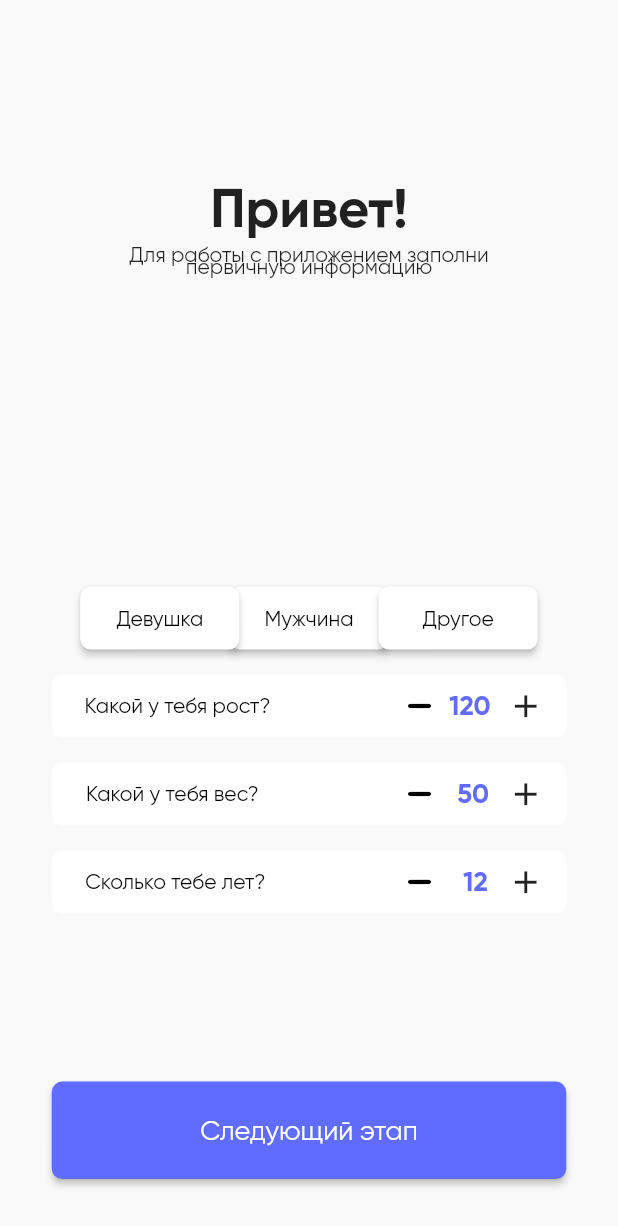
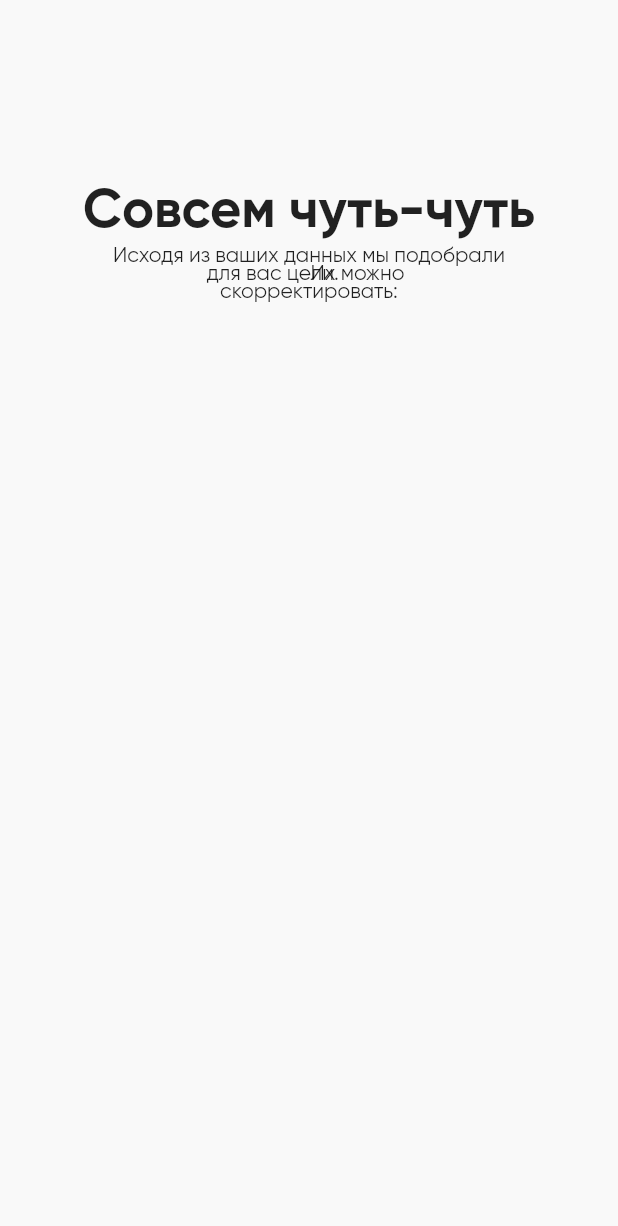
Before and after one commit to kkkivannn/pedometer, a Flutter app: the screen it shows after launch, after a tap on "Следующий этап", on a phone screen of 412 x 824 dp. Shown: the top 1226 px of the screen. Run offline on Flutter 3.47's test engine with Material 2 defaults, Android fonts, the light colour scheme and no system bars; our stand-ins replace scroll_snap_list; missing offline and left inert: splash_screen_view.

Commit message:
Added SecondPage

```diff
--- a/lib/Buttons.dart
+++ b/lib/firstPage/Buttons.dart
@@ -1,6 +1,7 @@
 // ignore_for_file: file_names, use_key_in_widget_constructors, prefer_const_constructors, deprecated_member_use, unrelated_type_equality_checks
 import 'package:flutter/material.dart';
-import 'package:pedometer/colors.dart';
+import 'package:pedometer/firstPage/colors.dart';
+import 'package:pedometer/scondPage/SecondPage.dart';
 
 enum Gender { woman, man, other }
 
@@ -22,6 +23,7 @@ class _ButtonsState extends State<Buttons> {
                 height: 42,
                 minWidth: 106,
                 child: RaisedButton(
+                  elevation: 0.0,
                   shape: RoundedRectangleBorder(
                       borderRadius: BorderRadius.circular(7)),
                   onPressed: () {
@@ -45,6 +47,7 @@ class _ButtonsState extends State<Buttons> {
                 height: 42,
                 minWidth: 106,
                 child: RaisedButton(
+                  elevation: 0.0,
                   shape: RoundedRectangleBorder(
                       borderRadius: BorderRadius.circular(7)),
                   onPressed: () {
@@ -68,6 +71,7 @@ class _ButtonsState extends State<Buttons> {
                 height: 42,
                 minWidth: 106,
                 child: RaisedButton(
+                  elevation: 0.0,
                   shape: RoundedRectangleBorder(
                       borderRadius: BorderRadius.circular(7)),
                   onPressed: () {
@@ -91,9 +95,13 @@ class _ButtonsState extends State<Buttons> {
               height: 65,
               minWidth: 343,
               child: RaisedButton(
+                elevation: 0.0,
                 shape: RoundedRectangleBorder(
                     borderRadius: BorderRadius.circular(7)),
-                onPressed: () {},
+                onPressed: () {
+                  Navigator.push(context,
+                      MaterialPageRoute(builder: (context) => SecondPage()));
+                },
                 child: Text(
                   "Следующий этап",
                   style: TextStyle(
--- a/lib/HelloScreen.dart
+++ b/lib/firstPage/HelloScreen.dart
@@ -1,8 +1,8 @@
 // ignore_for_file: file_names, prefer_const_literals_to_create_immutables, avoid_unnecessary_containers, prefer_const_constructors, deprecated_member_use
 
 import 'package:flutter/material.dart';
-import 'package:pedometer/Buttons.dart';
-import 'package:pedometer/Parameters.dart';
+import 'package:pedometer/firstPage/Buttons.dart';
+import 'package:pedometer/firstPage/Parameters.dart';
 
 class HelloScreen extends StatefulWidget {
   @override
@@ -10,10 +10,6 @@ class HelloScreen extends StatefulWidget {
 }
 
 class _HelloScreenState extends State<HelloScreen> {
-  void changeColor() {
-    setState(() {});
-  }
-
   @override
   Widget build(BuildContext context) {
     return Scaffold(
@@ -31,7 +27,7 @@ class _HelloScreenState extends State<HelloScreen> {
             ),
           ),
           Container(
-            alignment: Alignment(0, -0.58),
+            alignment: Alignment(0, -0.57),
             child: Text(
               "первичную информацию",
               style: TextStyle(
--- a/lib/Parameters.dart
+++ b/lib/firstPage/Parameters.dart
@@ -2,7 +2,7 @@
 
 import 'package:flutter/material.dart';
 import 'package:flutter/rendering.dart';
-import 'package:pedometer/colors.dart';
+import 'package:pedometer/firstPage/colors.dart';
 import 'package:scroll_snap_list/scroll_snap_list.dart';
 
 class param extends StatefulWidget {
--- a/lib/main.dart
+++ b/lib/main.dart
@@ -2,7 +2,7 @@
 
 import 'package:flutter/material.dart';
 import 'package:splash_screen_view/SplashScreenView.dart';
-import 'HelloScreen.dart';
+import 'firstPage/HelloScreen.dart';
 
 void main() {
   runApp(MyApp());
--- /dev/null
+++ b/lib/scondPage/SecondPage.dart
@@ -0,0 +1,72 @@
+//Navigator.push(context, MaterialPageRoute(builder: (context) => SecondScreen()));
+// ignore_for_file: use_key_in_widget_constructors, file_names, prefer_const_constructors
+
+import 'package:flutter/material.dart';
+
+class SecondPage extends StatefulWidget {
+  @override
+  _SecondPageState createState() => _SecondPageState();
+}
+
+class _SecondPageState extends State<SecondPage> {
+  @override
+  Widget build(BuildContext context) {
+    return Scaffold(
+      backgroundColor: Color(0xffF9F9F9),
+      body: SafeArea(
+        child: Stack(children: <Widget>[
+          Container(
+            alignment: Alignment(0, -0.6),
+            child: Text(
+              "Исходя из ваших данных мы подобрали",
+              style: TextStyle(
+                fontSize: 14,
+                fontFamily: "Gilroy2",
+              ),
+            ),
+          ),
+          Container(
+            alignment: Alignment(-0.15, -0.57),
+            child: Text(
+              'для вас цели.',
+              style: TextStyle(
+                fontSize: 14,
+                fontFamily: "Gilroy2",
+              ),
+            ),
+          ),
+          Container(
+            alignment: Alignment(0.185, -0.57),
+            child: Text(
+              "Их можно",
+              style: TextStyle(
+                fontSize: 14,
+                fontFamily: "Gilroy2",
+              ),
+            ),
+          ),
+          Container(
+            alignment: Alignment(0, -0.54),
+            child: Text(
+              "скорректировать:",
+              style: TextStyle(
+                fontSize: 14,
+                fontFamily: "Gilroy2",
+              ),
+            ),
+          ),
+          Container(
+            alignment: Alignment(0, -0.7),
+            child: Text(
+              "Совсем чуть-чуть",
+              style: TextStyle(
+                fontFamily: "Gilroy",
+                fontSize: 36,
+              ),
+            ),
+          ),
+        ]),
+      ),
+    );
+  }
+}
```
Also changed, not shown: lib/firstPage/colors.dart (renamed from lib/colors.dart).
